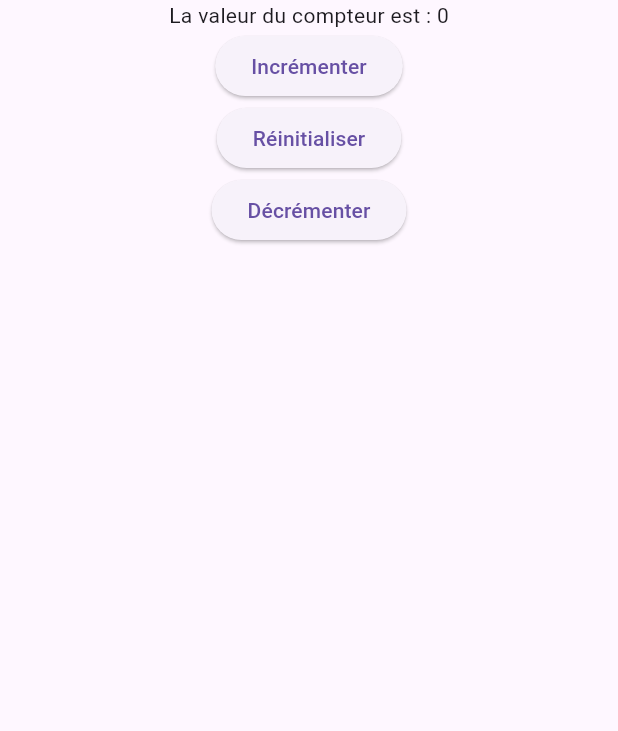
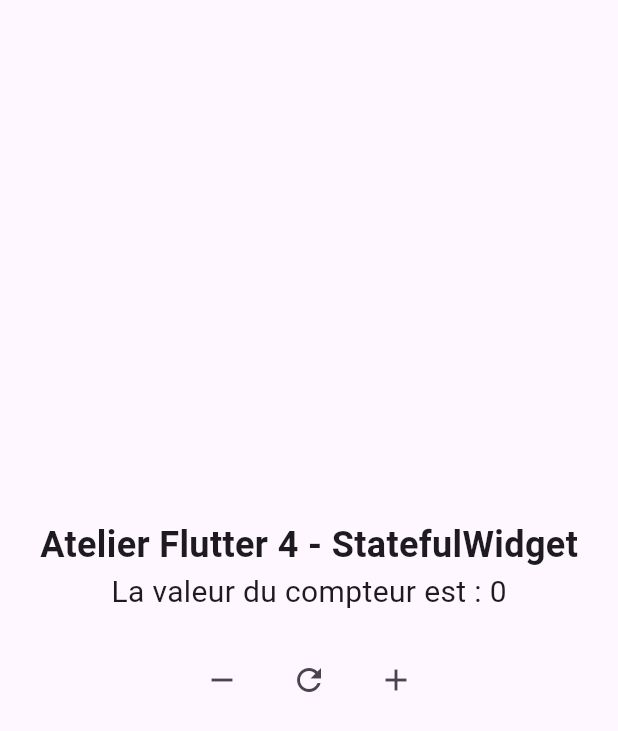
Before and after one commit to Belka1996/Atelier-Flutter-4, a Flutter app: the screen it shows after launch, on a phone screen of 412 x 824 dp. Shown: the top 731 px of the screen. Run offline on Flutter 3.47's test engine with Material 3 defaults, Android fonts, the phone set to English and light mode, and no system bars.

Commit message:
Atelier Flutter 4 Étape 4 ok

```diff
--- a/lib/main.dart
+++ b/lib/main.dart
@@ -18,25 +18,48 @@ class _MyWidgetState extends State<MyWidget> {
       home: Scaffold(
         body: Center(
           child: Column(
+            mainAxisAlignment: MainAxisAlignment.center,
             children: [
-              Text("La valeur du compteur est : $compteur"),
-              ElevatedButton(onPressed: (){
+              Text("Atelier Flutter 4 - StatefulWidget",
+              style: TextStyle(
+                fontSize: 24,
+                fontWeight : FontWeight.bold,
+              ),
+              ),
+              Text(
+                "La valeur du compteur est : $compteur",
+                style: TextStyle(fontSize: 20),
+              ),
+              SizedBox(height: 20),
+            Row(
+              mainAxisAlignment: MainAxisAlignment.center,
+            children: [
+              IconButton(onPressed: (){
+                setState(() {
+                  compteur--;
+                });
+              },
+              icon: Icon(Icons.remove),
+              ),
+              SizedBox(width: 10),
+              IconButton(onPressed: (){
+                setState(() {
+                  compteur = 0;
+                });
+              },
+              icon: Icon(Icons.refresh),
+              ),
+              SizedBox(width: 10),
+              IconButton(onPressed: (){
                 setState(() {
                   compteur++;
                 });
-              }, child: Text("Incrémenter")),
-              ElevatedButton(onPressed: (){
-                setState(() {
-                  compteur=0;
-                });
-              }, child: Text("Réinitialiser")),
-               ElevatedButton(onPressed: (){
-                setState(() {
-                  compteur--;
-                });
-              }, child: Text("Décrémenter"))
-
+              },
+              icon: Icon(Icons.add),
+              ),
             ],
+          ),
+          ],
           ),
         ),
       ),
```
